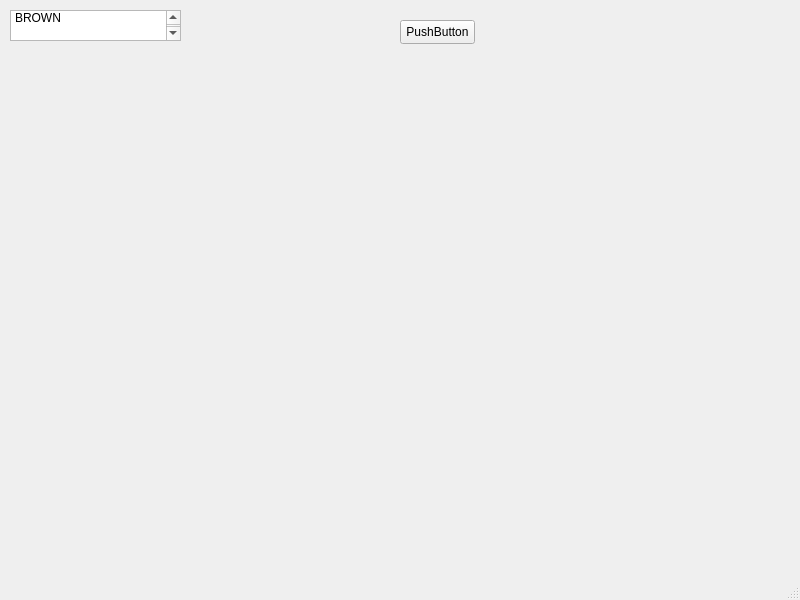
Above: CSCHonorsProject/mainwindow.ui from Mouhadidja2/BMCC-CSC-211H-HONORS-PROJECT--Kadidja-Traore before the change. Below: the same form after it.
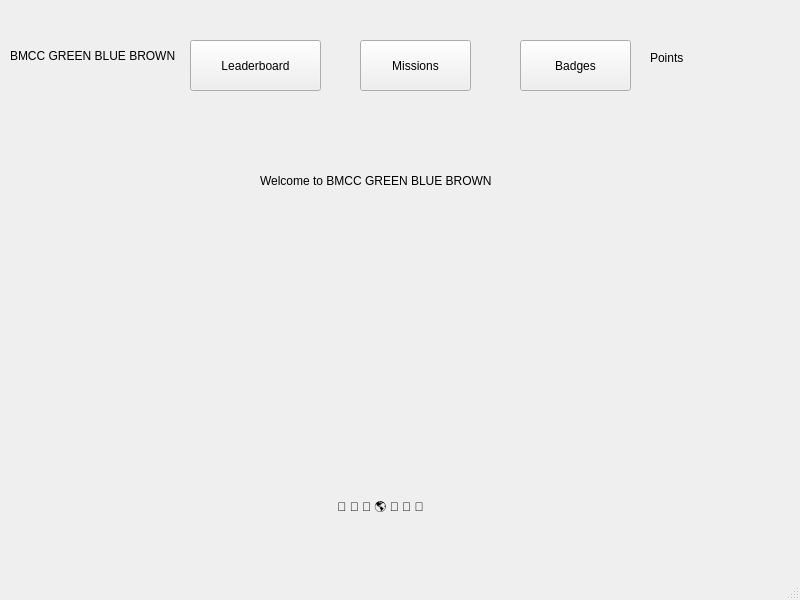
That is the form after the change. The open tabs and pages were chosen to show the change.

Commit message: Design implemented yayyyyyy!

What changed in the file:
```diff
--- a/CSCHonorsProject/mainwindow.ui
+++ b/CSCHonorsProject/mainwindow.ui
@@ -17,12 +17,15 @@
    <widget class="QStackedWidget" name="stackedWidget">
     <property name="geometry">
      <rect>
-      <x>0</x>
-      <y>0</y>
+      <x>-10</x>
+      <y>20</y>
       <width>791</width>
       <height>561</height>
      </rect>
     </property>
+    <property name="lineWidth">
+     <number>1</number>
+    </property>
     <property name="currentIndex">
      <number>3</number>
     </property>
@@ -89,31 +92,102 @@
     <widget class="QWidget" name="leaderboardPage"/>
     <widget class="QWidget" name="badgesPage"/>
     <widget class="QWidget" name="homepagePage">
-     <widget class="QPlainTextEdit" name="plainTextEdit">
+     <widget class="QPushButton" name="missionsButton">
       <property name="geometry">
        <rect>
-        <x>10</x>
+        <x>370</x>
+        <y>20</y>
+        <width>111</width>
+        <height>51</height>
+       </rect>
+      </property>
+      <property name="text">
+       <string>Missions</string>
+      </property>
+     </widget>
+     <widget class="QPushButton" name="leaderboardButton">
+      <property name="geometry">
+       <rect>
+        <x>200</x>
+        <y>20</y>
+        <width>131</width>
+        <height>51</height>
+       </rect>
+      </property>
+      <property name="text">
+       <string>Leaderboard</string>
+      </property>
+     </widget>
+     <widget class="QPushButton" name="badgesButton">
+      <property name="geometry">
+       <rect>
+        <x>530</x>
+        <y>20</y>
+        <width>111</width>
+        <height>51</height>
+       </rect>
+      </property>
+      <property name="text">
+       <string>Badges</string>
+      </property>
+     </widget>
+     <widget class="QLabel" name="pointsLabel">
+      <property name="geometry">
+       <rect>
+        <x>660</x>
+        <y>30</y>
+        <width>111</width>
+        <height>16</height>
+       </rect>
+      </property>
+      <property name="text">
+       <string>Points</string>
+      </property>
+     </widget>
+     <widget class="QLabel" name="welcomeLabel">
+      <property name="geometry">
+       <rect>
+        <x>270</x>
+        <y>130</y>
+        <width>281</width>
+        <height>61</height>
+       </rect>
+      </property>
+      <property name="text">
+       <string>Welcome to BMCC GREEN BLUE BROWN </string>
+      </property>
+     </widget>
+     <widget class="QLabel" name="label">
+      <property name="geometry">
+       <rect>
+        <x>20</x>
         <y>10</y>
         <width>171</width>
-        <height>31</height>
+        <height>51</height>
        </rect>
       </property>
-      <property name="plainText">
-       <string>BMCC GREEN BLUE BROWN</string>
+      <property name="text">
+       <string>BMCC GREEN BLUE BROWN </string>
       </property>
      </widget>
-     <widget class="QPushButton" name="LOGINPAGE">
+     <widget class="QLabel" name="label_2">
       <property name="geometry">
        <rect>
-        <x>400</x>
-        <y>20</y>
-        <width>75</width>
-        <height>24</height>
+        <x>230</x>
+        <y>480</y>
+        <width>321</width>
+        <height>16</height>
        </rect>
       </property>
+      <property name="lineWidth">
+       <number>1000</number>
+      </property>
       <property name="text">
-       <string>PushButton</string>
+       <string>🌿 🌱 🍃 🌎 🌿 🌱 🍃</string>
       </property>
+      <property name="alignment">
+       <set>Qt::AlignmentFlag::AlignCenter</set>
+      </property>
      </widget>
     </widget>
     <widget class="QWidget" name="missionsPage"/>
```
Left out of the diff: 227 changed lines with no effect on the pictures. The commit also changes 2 other files.
